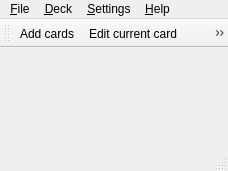
Qt form mnemosyne/mnemosyne/pyqt_ui/main_window.ui (vasvlad/pomni) before a commit.
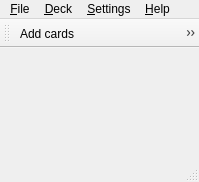
The same form after that commit. Icons and pictures are not drawn.

The edit to the form file:
```diff
--- a/mnemosyne/mnemosyne/pyqt_ui/main_window.ui
+++ b/mnemosyne/mnemosyne/pyqt_ui/main_window.ui
@@ -5,8 +5,8 @@
    <rect>
     <x>0</x>
     <y>0</y>
-    <width>228</width>
-    <height>171</height>
+    <width>199</width>
+    <height>182</height>
    </rect>
   </property>
   <property name="sizePolicy" >
@@ -28,7 +28,7 @@
     <rect>
      <x>0</x>
      <y>0</y>
-     <width>228</width>
+     <width>199</width>
      <height>25</height>
     </rect>
    </property>
```
Left out of the diff: 22 changed lines with no effect on the pictures.
